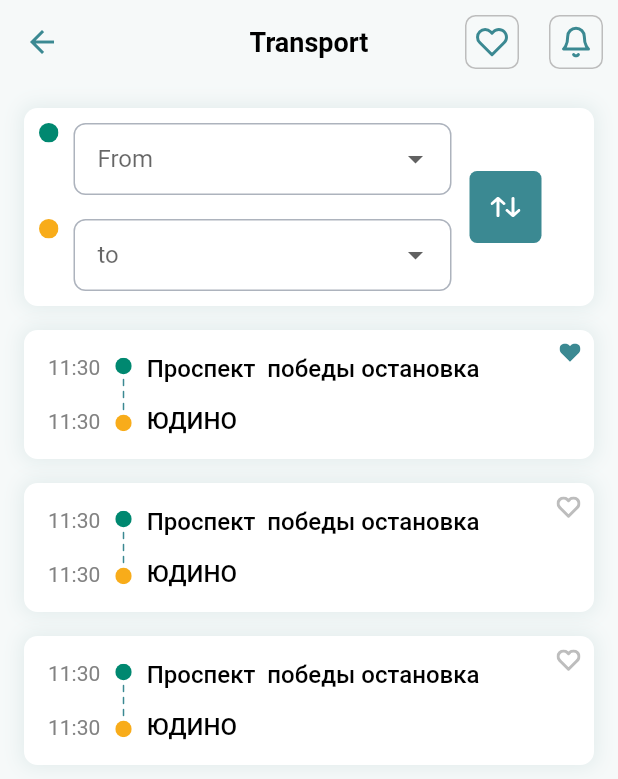
After one commit to smarthousetest/ks, a Flutter app: the TransportPage screen opened by its route, on a phone screen of 412 x 824 dp. The commit adds this screen. Shown: the top 779 px of the screen. Run offline on Flutter 3.47's test engine with Material 2 defaults, Android fonts, the light colour scheme and no system bars; drawn by our look-alikes of auto_size_text; our stand-ins replace buttons_tabbar, circular_profile_avatar, custom_navigation_bar, custom_sliding_segmented_control, flutter_bloc, flutter_svg and 2 more; generated files the repository leaves out were written again; network calls fail; Roboto replaces fonts that are missing (Ubuntu).

Commit message:
Экран транспорта

```diff
--- a/lib/l10n/app_en.arb
+++ b/lib/l10n/app_en.arb
@@ -41,6 +41,8 @@
 "organizers":"Organizers",
 "generalpartner":"General Partner",
 "officialpartner":"Official Partner",
+"from":"From",
+"to":"to",
 "show":"Show",
     "hello": "Hello {username}",
     "@hello": {
--- a/lib/l10n/app_ru.arb
+++ b/lib/l10n/app_ru.arb
@@ -41,5 +41,7 @@
 "description":"Описание",
 "organizers":"Организатор",
 "generalpartner":"Генеральный партнер",
-"officialpartner":"Официальный партнер"
+"officialpartner":"Официальный партнер",
+"from":"От",
+"to":"До"
 }
--- a/lib/main.dart
+++ b/lib/main.dart
@@ -12,6 +12,7 @@ import 'package:kazansummit/screens/notification_page_open.dart';
 import 'package:kazansummit/screens/partners_page.dart';
 import 'package:kazansummit/screens/speaker_page.dart';
 import 'package:kazansummit/screens/speaker_page_open.dart';
+import 'package:kazansummit/screens/transport_page.dart';
 import 'package:kazansummit/utils/constants.dart';
 import 'package:kazansummit/cubit/cubit.dart';
 import 'package:kazansummit/widgets/sliding_filter.dart';
@@ -64,6 +65,7 @@ class _MyAppState extends State<MyApp> {
               NotificationPageOpen(),
           '/speakerpageopen': (BuildContext context) => SpeakerPageOpen(),
           '/partnerspage': (BuildContext context) => PartnersPage(),
+          '/transportpage': (BuildContext context) => TransportPage(),
         },
       ),
     );
--- a/lib/screens/main_page.dart
+++ b/lib/screens/main_page.dart
@@ -503,7 +503,11 @@ class MainPage extends StatelessWidget {
                   ),
                 ),
                 SizedBox(height: 16),
-                Container(
+                GestureDetector(
+                  onTap: () {
+                    Navigator.pushNamed(context, '/transportpage');
+                  },
+                  child: Container(
                     decoration: kDecorationBox,
                     child: Row(
                       mainAxisAlignment: MainAxisAlignment.spaceBetween,
@@ -533,11 +537,12 @@ class MainPage extends StatelessWidget {
                           ),
                         ),
                         Padding(
-                        padding:
-                            const EdgeInsets.only(right: 16, top: 8, bottom: 8),
+                          padding: const EdgeInsets.only(
+                              right: 16, top: 8, bottom: 8),
                           child: SvgPicture.asset("assets/icons/schedule.svg"),
                         )
                       ],
+                    ),
                   ),
                 ),
                 SizedBox(height: 16),
--- /dev/null
+++ b/lib/screens/transport_page.dart
@@ -0,0 +1,196 @@
+import 'package:flutter/material.dart';
+import 'package:flutter_svg/flutter_svg.dart';
+import 'package:kazansummit/utils/constants.dart';
+import 'package:flutter_gen/gen_l10n/app_localizations.dart';
+import 'package:kazansummit/widgets/transport_card.dart';
+
+class TransportPage extends StatefulWidget {
+  const TransportPage({Key? key}) : super(key: key);
+
+  @override
+  _TransportPageState createState() => _TransportPageState();
+}
+
+class _TransportPageState extends State<TransportPage> {
+  List<String> fromlist = ["от1", "от12"];
+  List<String> tolist = ["туда", "туда2"];
+
+  String? selectetfrom;
+  String? selectetto;
+
+  @override
+  Widget build(BuildContext context) {
+    return Scaffold(
+      appBar: AppBar(
+        backgroundColor: kBacColor,
+        iconTheme: IconThemeData(color: kIconColor),
+        elevation: 0,
+        centerTitle: true,
+        title: Text("${AppLocalizations.of(context)?.transport}",
+            style: kAppBarTextStyle),
+        actions: [
+          IconButton(
+              iconSize: 40,
+              onPressed: () {},
+              icon: SvgPicture.asset("assets/icons/likes.svg")),
+          IconButton(
+              iconSize: 40,
+              onPressed: () {},
+              icon: SvgPicture.asset("assets/icons/notification.svg"))
+        ],
+      ),
+      body: SingleChildScrollView(
+        child: Column(
+          children: [
+            Padding(
+              padding: const EdgeInsets.all(16),
+              child: Container(
+                  padding: EdgeInsets.all(10),
+                  decoration: kDecorationBox,
+                  child: Row(
+                    children: [
+                      Column(
+                        children: [
+                          Row(
+                            crossAxisAlignment: CrossAxisAlignment.start,
+                            children: [
+                              SvgPicture.asset("assets/icons/ellipse.svg"),
+                              SizedBox(width: 10),
+                              SizedBox(
+                                width: MediaQuery.of(context).size.width - 160,
+                                child: Form(
+                                    child: DropdownButtonFormField<String>(
+                                  decoration: InputDecoration(
+                                    labelText:
+                                        "${AppLocalizations.of(context)?.from}",
+                                    contentPadding: EdgeInsets.symmetric(
+                                        horizontal: 16, vertical: 12),
+                                    filled: true,
+                                    fillColor: Colors.white,
+                                    enabledBorder: OutlineInputBorder(
+                                        borderSide: BorderSide(
+                                            color: Color(0xFFADB3BD),
+                                            width: 1.0),
+                                        borderRadius: BorderRadius.all(
+                                            Radius.circular(8))),
+                                    focusedBorder: OutlineInputBorder(
+                                        borderSide: BorderSide(
+                                            color: Color(0xFF008870),
+                                            width: 1.0),
+                                        borderRadius: BorderRadius.all(
+                                            Radius.circular(8))),
+                                  ),
+                                  items: fromlist.map((from) {
+                                    return DropdownMenuItem(
+                                      child: Text(from),
+                                      value: from,
+                                    );
+                                  }).toList(),
+                                  onChanged: (data) {
+                                    setState(() {
+                                      selectetfrom = data;
+                                    });
+                                  },
+                                  value: selectetfrom,
+                                )),
+                              )
+                            ],
+                          ),
+                          SizedBox(height: 16),
+                          Row(
+                            crossAxisAlignment: CrossAxisAlignment.start,
+                            children: [
+                              SvgPicture.asset(
+                                "assets/icons/ellipse.svg",
+                                color: Color(0xFFF8AC1A),
+                              ),
+                              SizedBox(width: 10),
+                              SizedBox(
+                                width: MediaQuery.of(context).size.width - 160,
+                                child: Form(
+                                    child: DropdownButtonFormField<String>(
+                                  decoration: InputDecoration(
+                                    labelText:
+                                        "${AppLocalizations.of(context)?.to}",
+                                    contentPadding: EdgeInsets.symmetric(
+                                        horizontal: 16, vertical: 12),
+                                    filled: true,
+                                    fillColor: Colors.white,
+                                    enabledBorder: OutlineInputBorder(
+                                        borderSide: BorderSide(
+                                            color: Color(0xFFADB3BD),
+                                            width: 1.0),
+                                        borderRadius: BorderRadius.all(
+                                            Radius.circular(8))),
+                                    focusedBorder: OutlineInputBorder(
+                                        borderSide: BorderSide(
+                                            color: Color(0xFF008870),
+                                            width: 1.0),
+                                        borderRadius: BorderRadius.all(
+                                            Radius.circular(8))),
+                                  ),
+                                  items: tolist.map((from) {
+                                    return DropdownMenuItem(
+                                      child: Text(from),
+                                      value: from,
+                                    );
+                                  }).toList(),
+                                  onChanged: (data2) {
+                                    setState(() {
+                                      selectetto = data2;
+                                    });
+                                  },
+                                  value: selectetto,
+                                )),
+                              )
+                            ],
+                          )
+                        ],
+                      ),
+                      SizedBox(width: 12),
+                      Column(
+                        children: [
+                          Container(
+                            decoration: BoxDecoration(
+                                color: kIconColor,
+                                borderRadius:
+                                    BorderRadius.all(Radius.circular(5))),
+                            child: IconButton(
+                                color: kIconColor,
+                                onPressed: () {},
+                                icon: SvgPicture.asset(
+                                  "assets/icons/strelkiii.svg",
+                                  color: Colors.white,
+                                )),
+                          ),
+                        ],
+                      ),
+                    ],
+                  )),
+            ),
+            TransportCard(
+                timestart: "11:30",
+                timestop: "11:30",
+                one: "Проспект  победы остановка",
+                two: "ЮДИНО",
+                like: true),
+            SizedBox(height: 16),
+            TransportCard(
+                timestart: "11:30",
+                timestop: "11:30",
+                one: "Проспект  победы остановка",
+                two: "ЮДИНО",
+                like: false),
+            SizedBox(height: 16),
+            TransportCard(
+                timestart: "11:30",
+                timestop: "11:30",
+                one: "Проспект  победы остановка",
+                two: "ЮДИНО",
+                like: false),
+          ],
+        ),
+      ),
+    );
+  }
+}
--- a/lib/utils/constants.dart
+++ b/lib/utils/constants.dart
@@ -37,6 +37,9 @@ TextStyle kAppBarTextStyle = const TextStyle(
 TextStyle kContentTextStyle = const TextStyle(
     color: Colors.black, fontWeight: FontWeight.w500, fontSize: 16);
 
+TextStyle kTransporgGreyTextStyle = const TextStyle(
+    color: Color(0xFF828282), fontWeight: FontWeight.w400, fontSize: 14);
+
 TextStyle kFilterTextStyle = const TextStyle(
     color: Color(0xFF212121),
     fontWeight: FontWeight.w400,
--- /dev/null
+++ b/lib/widgets/transport_card.dart
@@ -0,0 +1,94 @@
+import 'package:auto_size_text/auto_size_text.dart';
+import 'package:flutter/material.dart';
+import 'package:flutter_svg/flutter_svg.dart';
+import 'package:kazansummit/utils/constants.dart';
+
+class TransportCard extends StatelessWidget {
+  String timestart;
+  String timestop;
+  String one;
+  String two;
+  bool like;
+
+  TransportCard({
+    required this.timestart,
+    required this.timestop,
+    required this.one,
+    required this.two,
+    required this.like,
+  });
+
+  @override
+  Widget build(BuildContext context) {
+    return Padding(
+      padding: const EdgeInsets.only(left: 16, right: 16),
+      child: Container(
+        decoration: kDecorationBox,
+        child: Stack(
+          children: [
+            Padding(
+              padding: const EdgeInsets.only(top: 9, right: 9),
+              child: Row(
+                mainAxisAlignment: MainAxisAlignment.end,
+                children: [
+                  like
+                      ? SvgPicture.asset("assets/icons/heartplus.svg")
+                      : SvgPicture.asset("assets/icons/heartminus.svg")
+                ],
+              ),
+            ),
+            Padding(
+              padding: const EdgeInsets.all(16.0),
+              child: Row(
+                crossAxisAlignment: CrossAxisAlignment.center,
+                children: [
+                  Column(
+                    mainAxisAlignment: MainAxisAlignment.spaceBetween,
+                    children: [
+                      Text(
+                        "$timestart",
+                        style: kTransporgGreyTextStyle,
+                      ),
+                      SizedBox(height: 20),
+                      Text(
+                        "$timestop",
+                        style: kTransporgGreyTextStyle,
+                      )
+                    ],
+                  ),
+                  SizedBox(width: 10),
+                  Column(
+                    mainAxisAlignment: MainAxisAlignment.center,
+                    children: [SvgPicture.asset("assets/icons/linetrans.svg")],
+                  ),
+                  SizedBox(width: 10),
+                  Column(
+                    mainAxisAlignment: MainAxisAlignment.spaceBetween,
+                    crossAxisAlignment: CrossAxisAlignment.start,
+                    children: [
+                      Container(
+                        width: MediaQuery.of(context).size.width - 160,
+                        child: AutoSizeText(
+                          "$one",
+                          style: kContentTextStyle,
+                        ),
+                      ),
+                      SizedBox(height: 16),
+                      Container(
+                        width: MediaQuery.of(context).size.width - 160,
+                        child: AutoSizeText(
+                          "$two",
+                          style: kContentTextStyle,
+                        ),
+                      )
+                    ],
+                  ),
+                ],
+              ),
+            )
+          ],
+        ),
+      ),
+    );
+  }
+}
--- a/pubspec.yaml
+++ b/pubspec.yaml
@@ -107,6 +107,12 @@ flutter:
       - assets/icons/inputsearch.svg
       - assets/icons/player.svg
       - assets/icons/nonotifications.svg
+      - assets/icons/likes.svg
+      - assets/icons/heartminus.svg
+      - assets/icons/heartplus.svg
+      - assets/icons/linetrans.svg
+      - assets/icons/strelkiii.svg
+      - assets/icons/ellipse.svg
       - assets/images/logoen.svg
       - assets/images/map.png
       - assets/images/logom.png
```
Also changed, not shown: assets/icons/ellipse.svg (added), assets/icons/heartminus.svg (added), assets/icons/heartplus.svg (added), assets/icons/likes.svg (added), assets/icons/linetrans.svg (added), assets/icons/strelkiii.svg (added). Lines whose indentation alone changed are shown as unchanged.
